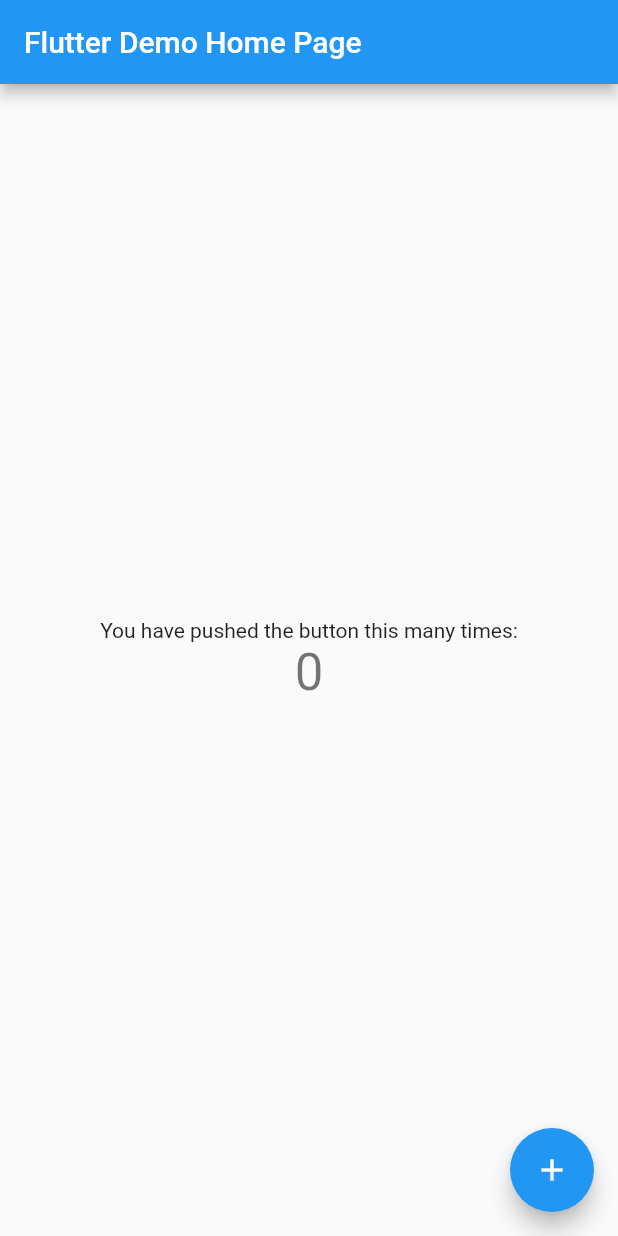
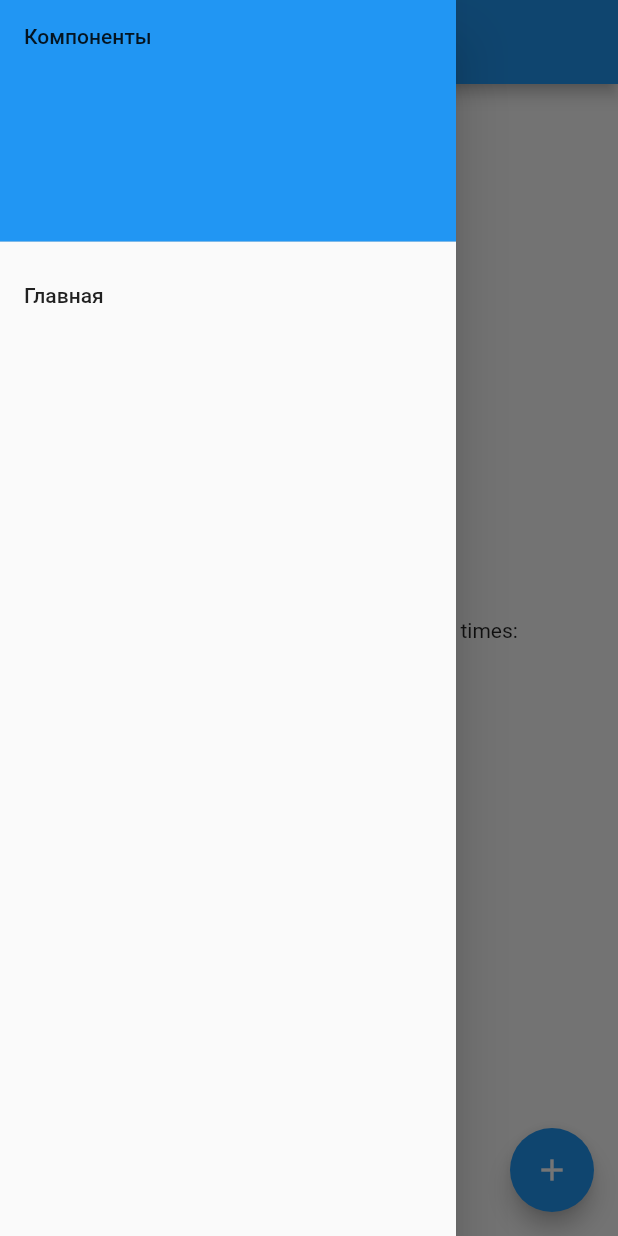
Before and after one commit to mamuy-gu/flutter_components, a Flutter app: the screen it shows after launch, with the side drawer open (before the commit the screen has no drawer), on a phone screen of 412 x 824 dp. Run offline on Flutter 3.47's test engine with Material 2 defaults, Android fonts, the phone set to English and light mode, and no system bars.

Commit message:
add navigation

```diff
--- a/lib/app.dart
+++ b/lib/app.dart
@@ -5,12 +5,15 @@ class App extends StatelessWidget {
   @override
   Widget build(BuildContext context) {
     return MaterialApp(
-      title: 'Flutter Demo',
+      title: 'Компоненты',
       theme: ThemeData(
         primarySwatch: Colors.blue,
         visualDensity: VisualDensity.adaptivePlatformDensity,
       ),
-      home: HomePage(title: 'Flutter Demo Home Page'),
+      routes: {
+        '/': (BuildContext context) => const HomePage(title: 'Главная'),
+      },
+      initialRoute: '/',
     );
   }
 }
--- /dev/null
+++ b/lib/pages/app_drawer.dart
@@ -0,0 +1,22 @@
+import 'package:flutter/material.dart';
+
+class AppDrawer extends StatelessWidget {
+  @override
+  Widget build(BuildContext context) {
+    return Drawer(
+      child: ListView(
+        padding: EdgeInsets.zero,
+        children: <Widget>[
+          DrawerHeader(
+            child: Text('Компоненты'),
+            decoration: BoxDecoration(color: Colors.blue),
+          ),
+          ListTile(
+            title: Text('Главная'),
+            onTap: () => Navigator.of(context).pushReplacementNamed('/'),
+          ),
+        ],
+      ),
+    );
+  }
+}
--- a/lib/pages/home_page.dart
+++ b/lib/pages/home_page.dart
@@ -1,9 +1,10 @@
 import 'package:flutter/material.dart';
+import 'package:flutter_components/pages/app_drawer.dart';
 
 class HomePage extends StatefulWidget {
-  HomePage({Key key, this.title}) : super(key: key);
+  final String title;
 
-  final String title;
+  const HomePage({Key key, this.title}) : super(key: key);
 
   @override
   _HomePageState createState() => _HomePageState();
@@ -24,6 +25,7 @@ class _HomePageState extends State<HomePage> {
       appBar: AppBar(
         title: Text(widget.title),
       ),
+      drawer: AppDrawer(),
       body: Center(
         child: Column(
           mainAxisAlignment: MainAxisAlignment.center,
```
